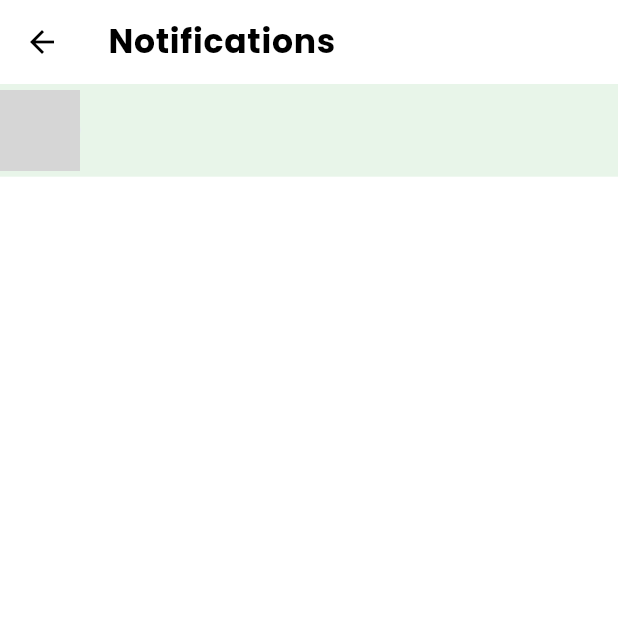
After one commit to theAkHilsarkar18/skyer, a Flutter app: the NotificationScreen screen opened by its route, on a phone screen of 412 x 824 dp, the top half of it. The commit adds this screen. Run offline on Flutter 3.47's test engine with Material 3 defaults, Android fonts, the phone set to English and light mode, and no system bars; our stand-ins replace animated_bottom_navigation_bar, google_fonts; network calls fail; grey boxes are pictures that could not be loaded.

Commit message:
29-03-2024

```diff
--- a/lib/utils/globals.dart
+++ b/lib/utils/globals.dart
@@ -1,4 +1,5 @@
 import 'package:skyer/view/home/home_screen.dart';
+import 'package:skyer/view/notification/notification_screen.dart';
 import 'package:skyer/view/profile/profile_screen.dart';
 import 'package:skyer/view/search/search_screen.dart';
 
@@ -74,7 +75,7 @@ class Globals {
     const HomeScreen(),
     const SearchScreen(),
     const HomeScreen(),
-    const HomeScreen(),
+    const NotificationScreen(),
     const ProfileScreen(),
   ];
 
--- a/lib/utils/routes_file.dart
+++ b/lib/utils/routes_file.dart
@@ -1,4 +1,5 @@
 import 'package:flutter/material.dart';
+import 'package:skyer/view/notification/notification_screen.dart';
 import '../view/home/home_screen.dart';
 import '../view/navigation bar/nav_bar_screen.dart';
 import '../view/post view/post_view.dart';
@@ -12,5 +13,6 @@ class ScreenRoutes {
     '/profile': (context) => const ProfileScreen(),
     '/search': (context) => const SearchScreen(),
     '/post_view': (context) => const PostViewScreen(),
+    '/notification': (context) => const NotificationScreen(),
   };
 }
--- /dev/null
+++ b/lib/view/notification/notification_screen.dart
@@ -0,0 +1,36 @@
+import 'package:flutter/material.dart';
+import 'package:skyer/utils/globals.dart';
+
+class NotificationScreen extends StatelessWidget {
+  const NotificationScreen({super.key});
+
+  @override
+  Widget build(BuildContext context) {
+    double height = MediaQuery.of(context).size.height;
+    double width = MediaQuery.of(context).size.width;
+    return Scaffold(
+      appBar: AppBar(
+        title: Text('Notifications',style: Theme.of(context).textTheme.bodyLarge,),
+      ),
+      body: Column(
+        children: [
+          Container(
+            height: height*0.075,
+            width: width,
+            decoration: BoxDecoration(
+              color: Colors.green.shade50
+            ),
+            child: Row(
+              children: [
+                CircleAvatar(
+                  radius: width * 0.065,
+                  backgroundImage: NetworkImage(Globals.profileImageUrl1),
+                ),
+              ],
+            ),
+          ),
+        ],
+      ),
+    );
+  }
+}
```
Also changed, not shown: pubspec.lock.
